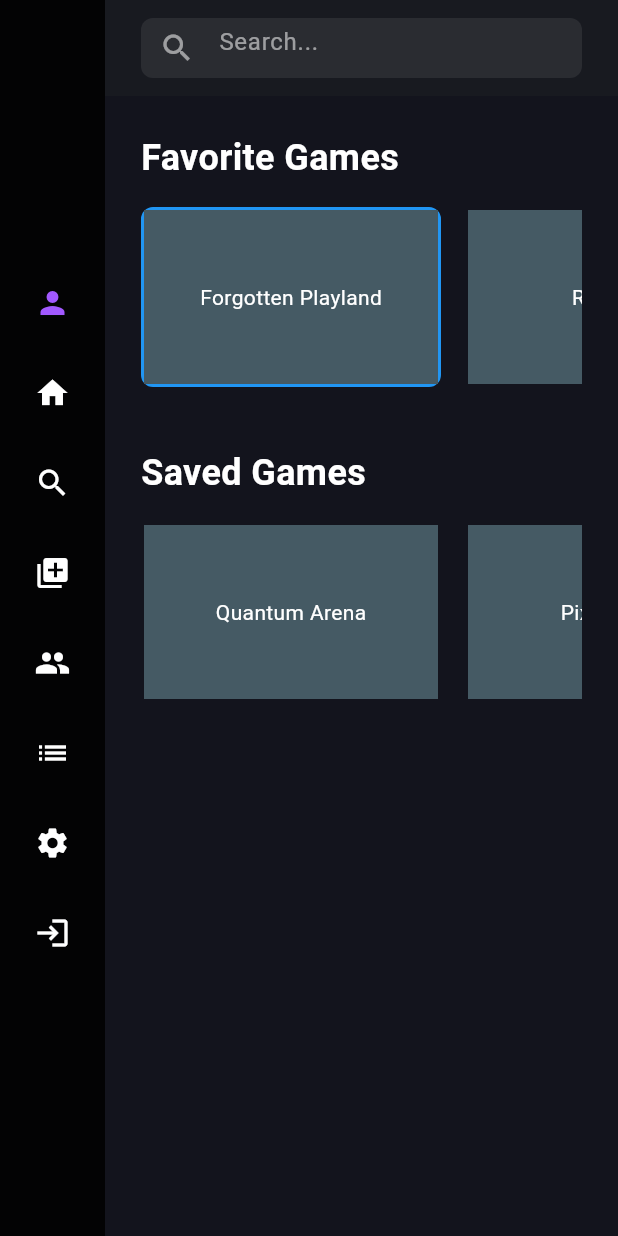
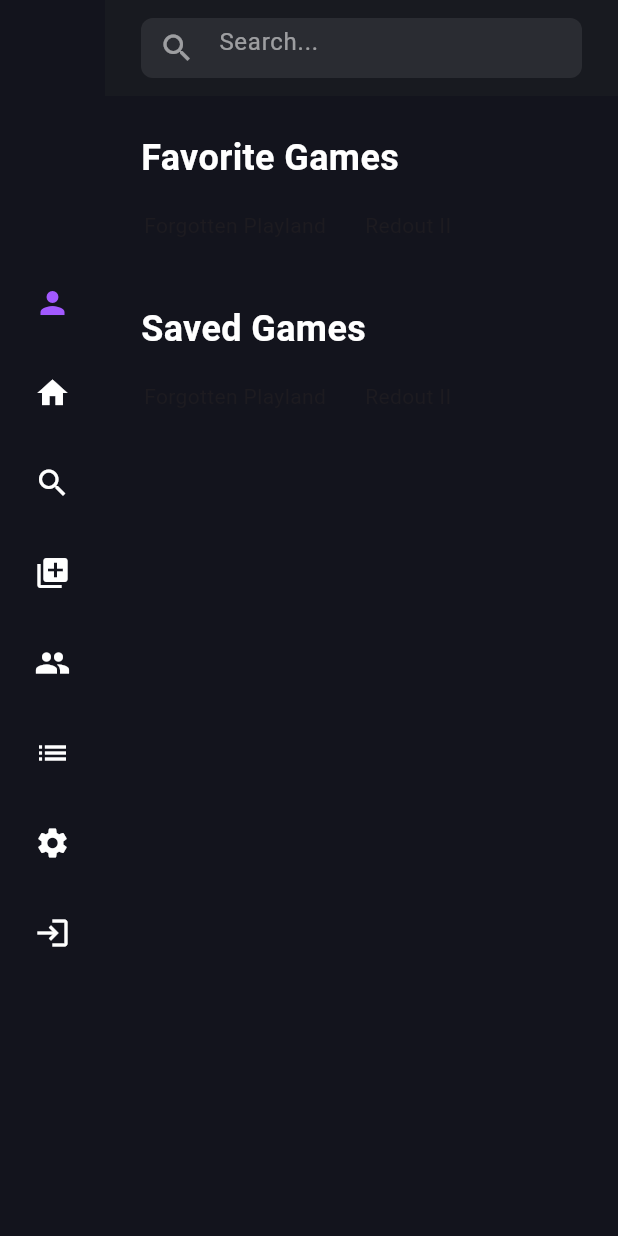
Before and after one commit to punesh12-rapidInnovation/flutter-tv-dpad-controllers, a Flutter app: the screen it shows after launch, on a phone screen of 412 x 824 dp. Run offline on Flutter 3.47's test engine with Material 3 defaults, Android fonts, the phone set to English and light mode, and no system bars.

Commit message:
added carousel row

```diff
--- /dev/null
+++ b/lib/pagination_model.dart
@@ -0,0 +1,5 @@
+class Paginated<T> {
+  final int count;
+  final List<T> data;
+  Paginated({required this.count, required this.data});
+}
--- a/lib/screens/home_screen.dart
+++ b/lib/screens/home_screen.dart
@@ -1,8 +1,18 @@
+
+import 'package:dpad_controls/pagination_model.dart';
 import 'package:flutter/material.dart';
-import '../widgets/sidebar.dart';
+
+import '../widgets/carousel_row.dart';
 import '../widgets/focusable_game_card.dart';
 
-class HomeScreen extends StatelessWidget {
+class HomeScreen extends StatefulWidget {
+        const HomeScreen({super.key});
+
+  @override
+  State<HomeScreen> createState() => _HomeScreenState();
+}
+
+class _HomeScreenState extends State<HomeScreen> {
   final List<String> favoriteGames = [
     'Forgotten Playland',
     'Redout II',
@@ -22,80 +32,39 @@ class HomeScreen extends StatelessWidget {
   ];
 
   @override
+  void initState() {
+    super.initState();
+  }
+
+  @override
   Widget build(BuildContext context) {
     return ListView(
       children: [
-        // Favorite Games Section
-        Text(
-          'Favorite Games',
-          style: TextStyle(
-            color: Colors.white,
-            fontSize: 24,
-            fontWeight: FontWeight.bold,
-          ),
-        ),
-        SizedBox(height: 16),
-        SingleChildScrollView(
-          scrollDirection: Axis.horizontal,
-          child: Row(
-            children: List.generate(favoriteGames.length, (index) {
-              return Padding(
-                padding: const EdgeInsets.only(right: 16.0),
-                child: SizedBox(
-                  width: 200,
-                  height: 120,
-                  child: FocusableGameCard(
-                    autofocus: index == 0,
-                    onSelect: () => print('Selected: ${favoriteGames[index]}'),
-                    child: Container(
-                      color: Colors.blueGrey.shade700,
-                      alignment: Alignment.center,
-                      child: Text(
-                        favoriteGames[index],
-                        style: TextStyle(color: Colors.white),
-                      ),
-                    ),
-                  ),
-                ),
-              );
-            }),
+        CarouselRow(
+          heading: 'Favorite Games',
+          cardSpacing: 10,
+          cardsPerView: 3,
+          handleApiCall: (page) async {
+            return Paginated<String>(count: favoriteGames.length, data: favoriteGames);
+          },
+          cardBuilder: (context, item, width, index, autofocus) => FocusableGameCard(
+            child: Text(item),
+            onSelect: () {},
+            autofocus: autofocus ?? false,
           ),
         ),
         SizedBox(height: 40),
-        // Saved Games Section
-        Text(
-          'Saved Games',
-          style: TextStyle(
-            color: Colors.white,
-            fontSize: 24,
-            fontWeight: FontWeight.bold,
-          ),
-        ),
-        SizedBox(height: 16),
-        SingleChildScrollView(
-          scrollDirection: Axis.horizontal,
-          child: Row(
-            children: List.generate(savedGames.length, (index) {
-              return Padding(
-                padding: const EdgeInsets.only(right: 16.0),
-                child: SizedBox(
-                  width: 200,
-                  height: 120,
-                  child: FocusableGameCard(
-                    autofocus: false,
-                    onSelect: () => print('Selected: ${savedGames[index]}'),
-                    child: Container(
-                      color: Colors.blueGrey.shade700,
-                      alignment: Alignment.center,
-                      child: Text(
-                        savedGames[index],
-                        style: TextStyle(color: Colors.white),
-                      ),
-                    ),
-                  ),
-                ),
-              );
-            }),
+        CarouselRow(
+          heading: 'Saved Games',
+          cardSpacing: 10,
+          cardsPerView: 3,
+          handleApiCall: (page) async {
+            return Paginated<String>(count: favoriteGames.length, data: favoriteGames);
+          },
+          cardBuilder: (context, item, width, index, autofocus) => FocusableGameCard(
+            child: Text(item),
+            onSelect: () {},
+            autofocus: autofocus ?? false,
           ),
         ),
       ],
--- a/lib/screens/login_page.dart
+++ b/lib/screens/login_page.dart
@@ -1,7 +1,8 @@
 import 'package:flutter/material.dart';
 
 class LoginPage extends StatelessWidget {
-  const LoginPage({Key? key}) : super(key: key);
+          const LoginPage({super.key});
+
 
   @override
   Widget build(BuildContext context) {
--- /dev/null
+++ b/lib/widgets/carousel_row.dart
@@ -0,0 +1,146 @@
+import 'package:dpad_controls/pagination_model.dart';
+import 'package:flutter/material.dart';
+
+class CarouselRow<T> extends StatefulWidget {
+  final String heading;
+  final double cardSpacing;
+  final int cardsPerView;
+  final Future<Paginated<T>> Function(int page)? handleApiCall;
+  final Widget Function(BuildContext, T item, double width, int index, bool? autofocus) cardBuilder;
+  final bool autofocusFirst;
+
+  const CarouselRow({
+    super.key,
+    required this.heading,
+    required this.cardSpacing,
+    required this.cardsPerView,
+    this.handleApiCall,
+    required this.cardBuilder,
+    this.autofocusFirst = false,
+  });
+
+  @override
+  State<CarouselRow<T>> createState() => _CarouselRowState<T>();
+}
+
+class _CarouselRowState<T> extends State<CarouselRow<T>> {
+  final ScrollController _scrollController = ScrollController();
+  List<T> _items = [];
+  int _currentPage = 1;
+  bool _isInitialLoading = false;
+  bool _isLoadingMore = false;
+  bool _hasMore = true;
+
+  @override
+  void initState() {
+    super.initState();
+    if (widget.handleApiCall != null) {
+      _fetchInitialData();
+      _scrollController.addListener(_onScroll);
+    }
+  }
+
+  @override
+  void dispose() {
+    _scrollController.removeListener(_onScroll);
+    _scrollController.dispose();
+    super.dispose();
+  }
+
+  void _onScroll() {
+    if (_scrollController.position.pixels >=
+            _scrollController.position.maxScrollExtent - 200 &&
+        !_isLoadingMore &&
+        _hasMore &&
+        widget.handleApiCall != null) {
+      _loadMore();
+    }
+  }
+
+  Future<void> _fetchInitialData() async {
+    if (widget.handleApiCall != null) {
+      setState(() => _isInitialLoading = true);
+      final result = await widget.handleApiCall!(1);
+      setState(() {
+        _items = result.data;
+        _currentPage = 1;
+        _isInitialLoading = false;
+        _hasMore = result.count > result.data.length;
+      });
+    }
+  }
+
+  Future<void> _loadMore() async {
+    if (widget.handleApiCall == null || !_hasMore || _isLoadingMore) return;
+
+    setState(() => _isLoadingMore = true);
+
+    try {
+      final nextPage = _currentPage + 1;
+      final result = await widget.handleApiCall!(nextPage);
+
+      if (mounted) {
+        if (result.data.isNotEmpty) {
+          setState(() {
+            _items.addAll(result.data);
+            _currentPage = nextPage;
+            _hasMore = result.count > _items.length;
+          });
+        } else {
+          setState(() => _hasMore = false);
+        }
+      }
+    } catch (e) {
+      debugPrint('Error loading more items: $e');
+    } finally {
+      if (mounted) {
+        setState(() => _isLoadingMore = false);
+      }
+    }
+  }
+
+  @override
+  Widget build(BuildContext context) {
+    final cardWidth = MediaQuery.of(context).size.width / widget.cardsPerView;
+
+    return Column(
+      crossAxisAlignment: CrossAxisAlignment.start,
+      children: [
+        Text(
+          widget.heading,
+          style: TextStyle(
+            color: Colors.white,
+            fontSize: 24,
+            fontWeight: FontWeight.bold,
+          ),
+        ),
+        SizedBox(height: 16),
+        if (_isInitialLoading)
+          Center(child: CircularProgressIndicator())
+        else
+          SingleChildScrollView(
+            controller: _scrollController,
+            scrollDirection: Axis.horizontal,
+            child: Row(
+              children: List.generate(_items.length, (index) {
+                final autofocus = widget.autofocusFirst && index == 0;
+                return Padding(
+                  padding: EdgeInsets.only(right: widget.cardSpacing),
+                  child: SizedBox(
+                    width: cardWidth,
+                    child: widget.cardBuilder(
+                      context, _items[index], cardWidth, index, autofocus),
+                  ),
+                );
+              }),
+            ),
+          ),
+        if (_isLoadingMore)
+          Padding(
+            padding: const EdgeInsets.symmetric(vertical: 16.0),
+            child: Center(child: CircularProgressIndicator()),
+          ),
+      ],
+    );
+  }
+}
--- a/lib/widgets/focusable_game_card.dart
+++ b/lib/widgets/focusable_game_card.dart
@@ -1,18 +1,19 @@
 import 'package:flutter/material.dart';
-import 'package:flutter/services.dart';
 import 'focusable_widget.dart';
 
 class FocusableGameCard extends StatefulWidget {
   final Widget child;
   final VoidCallback onSelect;
   final bool autofocus;
+  final ValueChanged<bool>? onFocusChange;
 
   const FocusableGameCard({
     required this.child,
     required this.onSelect,
     this.autofocus = false,
-    Key? key,
-  }) : super(key: key);
+    this.onFocusChange,
+    super.key,
+  });
 
   @override
   State<FocusableGameCard> createState() => _FocusableGameCardState();
@@ -26,7 +27,10 @@ class _FocusableGameCardState extends State<FocusableGameCard> {
     return FocusableWidget(
       autofocus: widget.autofocus,
       onSelect: widget.onSelect,
-      onFocusChange: (focused) => setState(() => _focused = focused),
+      onFocusChange: (focused) {
+        setState(() => _focused = focused);
+        widget.onFocusChange?.call(focused);
+      },
       child: AnimatedContainer(
         duration: Duration(milliseconds: 200),
         decoration: BoxDecoration(
--- a/lib/widgets/sidebar.dart
+++ b/lib/widgets/sidebar.dart
@@ -73,7 +73,6 @@ class _SidebarState extends State<Sidebar> {
     return AnimatedContainer(
       duration: Duration(milliseconds: 300),
       width: _isFocused ? 200 : 70,
-      color: Colors.black87,
       child: Column(
         mainAxisAlignment: MainAxisAlignment.center,
         children: List.generate(_items.length, (index) {
@@ -89,7 +88,6 @@ class _SidebarState extends State<Sidebar> {
             onBlur: () => _handleFocusChange(false),
             expanded: _isFocused,
             onTap: () {
-              print('onTap: ${item['route']}');
               _setSelectedIndex(index);
               if (item['route'] != null) {
                 Navigator.of(context).pushReplacementNamed(item['route']);
--- a/lib/widgets/top_nav.dart
+++ b/lib/widgets/top_nav.dart
@@ -4,7 +4,7 @@ import 'package:flutter/services.dart';
 class TopNav extends StatelessWidget {
   final ValueChanged<String>? onSearch;
 
-  const TopNav({Key? key, this.onSearch}) : super(key: key);
+  const TopNav({super.key, this.onSearch});
 
   @override
   Widget build(BuildContext context) {
@@ -17,7 +17,7 @@ class TopNav extends StatelessWidget {
             child: Container(
               height: 40,
               decoration: BoxDecoration(
-                color: Colors.white.withOpacity(0.08),
+                color: Colors.white.withValues(alpha: 0.08),
                 borderRadius: BorderRadius.circular(8),
               ),
               child: Focus(
--- a/pubspec.yaml
+++ b/pubspec.yaml
@@ -34,6 +34,7 @@ dependencies:
   # The following adds the Cupertino Icons font to your application.
   # Use with the CupertinoIcons class for iOS style icons.
   cupertino_icons: ^1.0.8
+  flutter_dotenv: ^5.2.1
 
 dev_dependencies:
   flutter_test:
```
Also changed, not shown: lib/screens/library_page.dart (+40 -70 lines), pubspec.lock, 1 other file.
